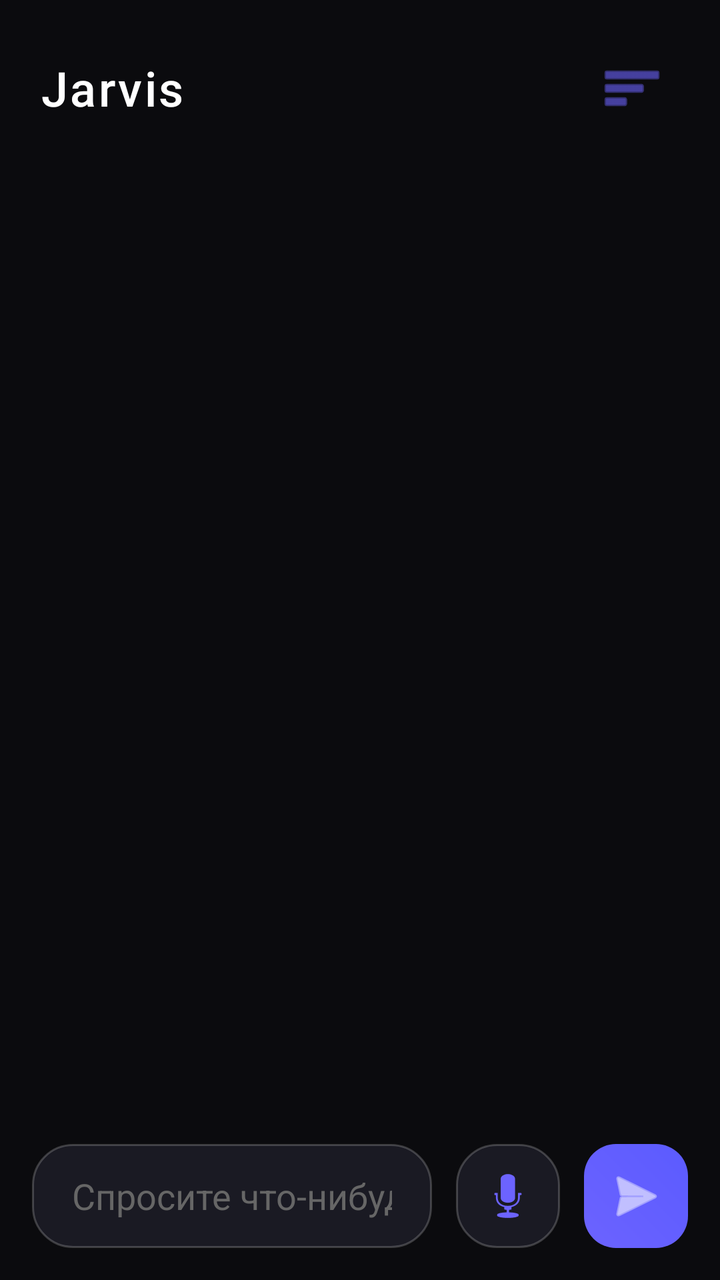
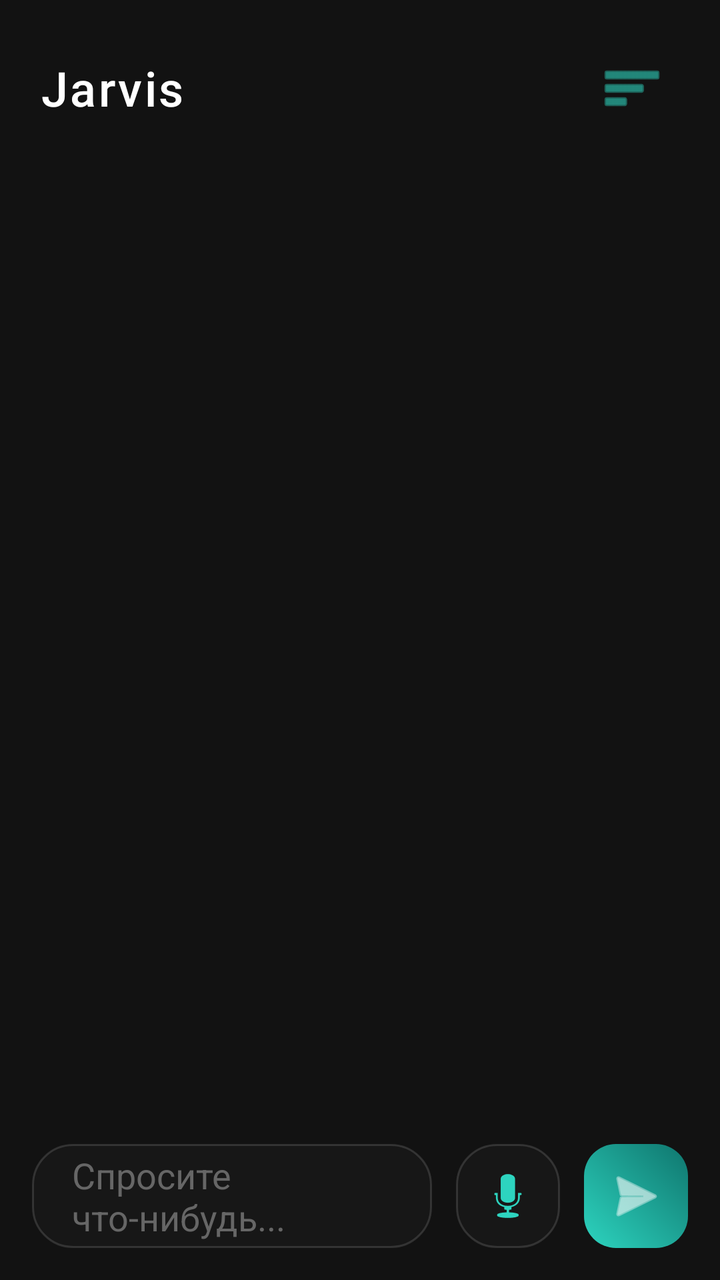

Screens rendered from an Android XML layout before and after an edit, with the pre-edit source and the edit as a unified diff.
<!-- AndroidManifest.xml: application theme Theme.Jarvis -->
<!-- res/layout/activity_main.xml -->
<?xml version="1.0" encoding="utf-8"?>
<androidx.constraintlayout.widget.ConstraintLayout 
    xmlns:android="http://schemas.android.com/apk/res/android"
    xmlns:app="http://schemas.android.com/apk/res-auto"
    android:layout_width="match_parent"
    android:layout_height="match_parent"
    android:background="#0B0B0E">

    
    <LinearLayout
        android:id="@+id/header"
        android:layout_width="match_parent"
        android:layout_height="wrap_content"
        android:padding="20dp"
        android:orientation="horizontal"
        android:gravity="center_vertical"
        app:layout_constraintTop_toTopOf="parent">
        
        <TextView
            android:id="@+id/toolbarTitle"
            android:layout_width="0dp"
            android:layout_height="wrap_content"
            android:layout_weight="1"
            android:text="Jarvis"
            android:textColor="#FFFFFF"
            android:textSize="24sp"
            android:fontFamily="sans-serif-medium"
            android:letterSpacing="0.05"/>
            
        <ImageButton
            android:id="@+id/btnMenu"
            android:layout_width="48dp"
            android:layout_height="48dp"
            android:background="?attr/selectableItemBackgroundBorderless"
            android:src="@android:drawable/ic_menu_sort_by_size"
            app:tint="#6C63FF"/>
    </LinearLayout>

    
    <ScrollView
        android:id="@+id/scrollView"
        android:layout_width="match_parent"
        android:layout_height="0dp"
        android:paddingHorizontal="16dp"
        android:paddingTop="8dp"
        android:clipToPadding="false"
        app:layout_constraintTop_toBottomOf="@id/header"
        app:layout_constraintBottom_toTopOf="@id/bottomBar">
        <LinearLayout
            android:id="@+id/logContainer"
            android:layout_width="match_parent"
            android:layout_height="wrap_content"
            android:orientation="vertical"
            android:paddingBottom="16dp"/>
    </ScrollView>

    
    <LinearLayout
        android:id="@+id/apiBar"
        android:layout_width="match_parent"
        android:layout_height="wrap_content"
        android:orientation="horizontal"
        android:padding="12dp"
        android:background="#1A1A22"
        android:visibility="gone"
        app:layout_constraintBottom_toTopOf="@id/bottomBar">
        <EditText
            android:id="@+id/apiKeyField"
            android:layout_width="0dp"
            android:layout_height="44dp"
            android:layout_weight="1"
            android:hint="API Ключ"
            android:textColor="#FFFFFF"
            android:textColorHint="#666"
            android:background="@drawable/bg_glass"
            android:paddingStart="16dp"
            android:inputType="text"/>
        <Button
            android:id="@+id/btnSaveKey"
            android:layout_width="wrap_content"
            android:layout_height="44dp"
            android:text="OK"
            android:layout_marginStart="8dp"
            android:backgroundTint="#6C63FF"/>
    </LinearLayout>

    
    <LinearLayout
        android:id="@+id/bottomBar"
        android:layout_width="match_parent"
        android:layout_height="wrap_content"
        android:orientation="horizontal"
        android:padding="16dp"
        android:gravity="center_vertical"
        app:layout_constraintBottom_toBottomOf="parent">

        <EditText
            android:id="@+id/inputField"
            android:layout_width="0dp"
            android:layout_height="52dp"
            android:layout_weight="1"
            android:hint="Спросите что-нибудь..."
            android:textColor="#FFFFFF"
            android:textColorHint="#666"
            android:background="@drawable/bg_glass"
            android:paddingStart="20dp"
            android:paddingEnd="20dp"
            android:inputType="text"
            android:maxLines="1"/>

        <ImageButton
            android:id="@+id/voiceButton"
            android:layout_width="52dp"
            android:layout_height="52dp"
            android:layout_marginStart="12dp"
            android:background="@drawable/bg_glass"
            android:src="@android:drawable/ic_btn_speak_now"
            app:tint="#6C63FF"/>

        <ImageButton
            android:id="@+id/sendButton"
            android:layout_width="52dp"
            android:layout_height="52dp"
            android:layout_marginStart="12dp"
            android:background="@drawable/bg_button_primary"
            android:src="@android:drawable/ic_menu_send"
            app:tint="#FFFFFF"/>
    </LinearLayout>
</androidx.constraintlayout.widget.ConstraintLayout>
<!-- resources referenced by this layout -->
<resources>
  <!-- drawable bg_button_primary (drawable) -->
  <?xml version="1.0" encoding="utf-8"?>
  <shape xmlns:android="http://schemas.android.com/apk/res/android">
      <gradient android:startColor="#6C63FF" android:endColor="#5B5BFF" android:angle="45"/>
      <corners android:radius="16dp"/>
  </shape>
  <!-- drawable bg_glass (drawable) -->
  <?xml version="1.0" encoding="utf-8"?>
  <shape xmlns:android="http://schemas.android.com/apk/res/android">
      <solid android:color="#CC1E1E28"/> 
      <corners android:radius="20dp"/>
      <stroke android:width="1dp" android:color="#33FFFFFF"/> 
  </shape>
  <style name="Theme.Jarvis" parent="Theme.Material3.Dark.NoActionBar">
          <item name="colorPrimary">#6C63FF</item>
          <item name="android:statusBarColor">#0B0B0E</item>
          <item name="android:windowLightStatusBar">false</item>
          <item name="android:navigationBarColor">#0B0B0E</item>
      </style>
</resources>

<!-- the commit's change to res/layout/activity_main.xml (unified diff, before → after) -->
@@ -4,7 +4,7 @@
     xmlns:app="http://schemas.android.com/apk/res-auto"
     android:layout_width="match_parent"
     android:layout_height="match_parent"
-    android:background="#0B0B0E">
+    android:background="#121212">
 
     
     <LinearLayout
@@ -33,7 +33,7 @@
             android:layout_height="48dp"
             android:background="?attr/selectableItemBackgroundBorderless"
             android:src="@android:drawable/ic_menu_sort_by_size"
-            app:tint="#6C63FF"/>
+            app:tint="#2DD4BF"/>
     </LinearLayout>
 
     
@@ -74,14 +74,14 @@
             android:textColorHint="#666"
             android:background="@drawable/bg_glass"
             android:paddingStart="16dp"
-            android:inputType="text"/>
+            android:inputType="textCapSentences|textMultiLine|textNoSuggestions"/>
         <Button
             android:id="@+id/btnSaveKey"
             android:layout_width="wrap_content"
             android:layout_height="44dp"
             android:text="OK"
             android:layout_marginStart="8dp"
-            android:backgroundTint="#6C63FF"/>
+            android:backgroundTint="#2DD4BF"/>
     </LinearLayout>
 
     
@@ -105,7 +105,7 @@
             android:background="@drawable/bg_glass"
             android:paddingStart="20dp"
             android:paddingEnd="20dp"
-            android:inputType="text"
+            android:inputType="textCapSentences|textMultiLine|textNoSuggestions"
             android:maxLines="1"/>
 
         <ImageButton
@@ -115,7 +115,7 @@
             android:layout_marginStart="12dp"
             android:background="@drawable/bg_glass"
             android:src="@android:drawable/ic_btn_speak_now"
-            app:tint="#6C63FF"/>
+            app:tint="#2DD4BF"/>
 
         <ImageButton
             android:id="@+id/sendButton"
<!-- resource entries referenced after the edit -->
@@ -3,15 +3,15 @@
   <!-- drawable bg_button_primary (drawable) -->
   <?xml version="1.0" encoding="utf-8"?>
   <shape xmlns:android="http://schemas.android.com/apk/res/android">
-      <gradient android:startColor="#6C63FF" android:endColor="#5B5BFF" android:angle="45"/>
+      <gradient android:startColor="#2DD4BF" android:endColor="#0F766E" android:angle="45"/>
       <corners android:radius="16dp"/>
   </shape>
   <!-- drawable bg_glass (drawable) -->
   <?xml version="1.0" encoding="utf-8"?>
   <shape xmlns:android="http://schemas.android.com/apk/res/android">
-      <solid android:color="#CC1E1E28"/> 
+      <solid android:color="#D9181818"/> 
       <corners android:radius="20dp"/>
-      <stroke android:width="1dp" android:color="#33FFFFFF"/> 
+      <stroke android:width="1dp" android:color="#22FFFFFF"/> 
   </shape>
   <style name="Theme.Jarvis" parent="Theme.Material3.Dark.NoActionBar">
           <item name="colorPrimary">#6C63FF</item>
